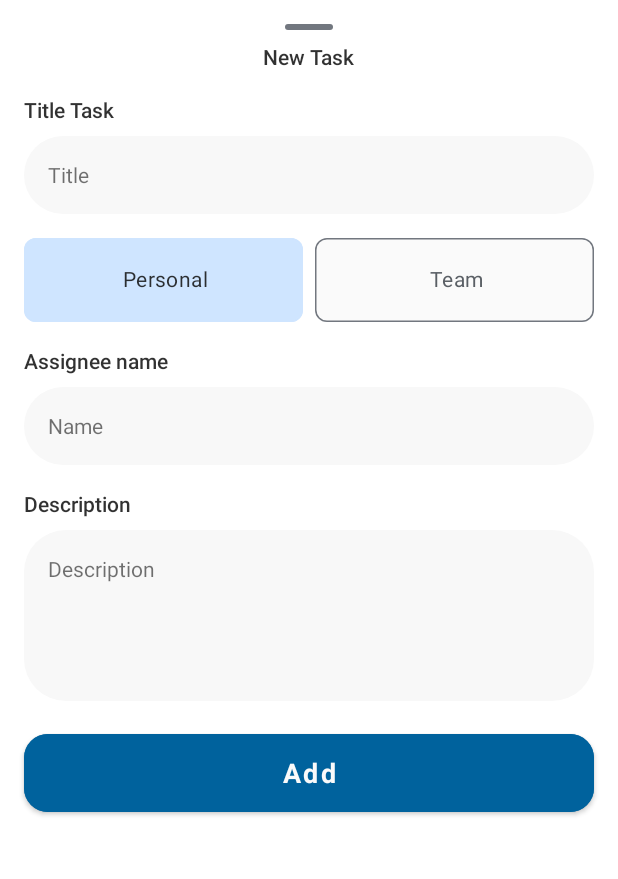
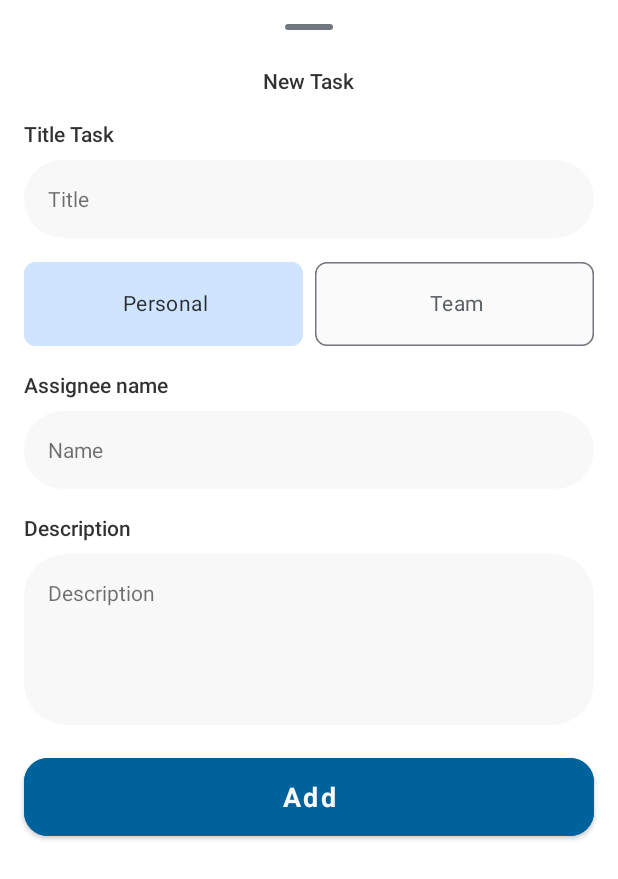
Before and after one commit to panCake8/Todoy, an Android app: the layout fragment_add_new_task.xml on its own in the app's theme, with its tools: preview values and no code run, on a phone screen of 412 x 824 dp. Shown: the top 879 px of the screen. Run offline under Robolectric (Android 15) with nearby library versions, the phone set to English and light mode, and no system bars.

Commit message:
refactor code

```diff
--- a/app/src/main/res/layout/fragment_add_new_task.xml
+++ b/app/src/main/res/layout/fragment_add_new_task.xml
@@ -20,6 +20,7 @@
     <TextView
         android:id="@+id/textview_add_new_task_title"
         style="@style/Text.Title"
+        android:layout_marginTop="@dimen/margin_x_large"
         android:text="@string/new_task"
         app:layout_constraintEnd_toEndOf="parent"
         app:layout_constraintStart_toStartOf="parent"
@@ -121,7 +122,7 @@
 
     <EditText
         android:id="@+id/editText_add_Task_Description"
-        android:layout_height="114dp"
+        android:layout_height="@dimen/input_text_field_descirption"
         android:layout_marginStart="@dimen/margin_large"
         android:layout_marginTop="@dimen/margin_medium"
         android:layout_marginEnd="@dimen/margin_large"
@@ -129,8 +130,7 @@
         android:background="@drawable/edittext_background_style"
         android:minHeight="@dimen/input_text_field_mini_height"
         android:hint="@string/description"
-        android:paddingTop="16dp"
-        android:paddingLeft="16dp"
+        android:paddingTop="@dimen/padding_large"
         android:gravity="top"
         android:inputType="textMultiLine"
         android:lines="5"
@@ -140,11 +140,13 @@
         tools:ignore="Autofill" />
 
     <Button
+        style="@style/Button"
         android:layout_width="match_parent"
-        style="@style/Button"
+        android:layout_marginTop="@dimen/margin_large"
+        android:layout_marginBottom="16dp"
         android:text="@string/add"
-        android:layout_marginTop="@dimen/margin_large"
+        app:layout_constraintBottom_toBottomOf="parent"
         app:layout_constraintStart_toStartOf="parent"
-        app:layout_constraintTop_toBottomOf="@+id/editText_add_Task_Description"/>
+        app:layout_constraintTop_toBottomOf="@+id/editText_add_Task_Description" />
 
 </androidx.constraintlayout.widget.ConstraintLayout>
--- a/app/src/main/res/values/dimens.xml
+++ b/app/src/main/res/values/dimens.xml
@@ -41,5 +41,6 @@
     <dimen name="login_image_width">256dp</dimen>
     <dimen name="height_button">56dp</dimen>
     <dimen name="fab_size">56dp</dimen>
+    <dimen name="input_text_field_descirption">114dp</dimen>
 
 </resources>
```
